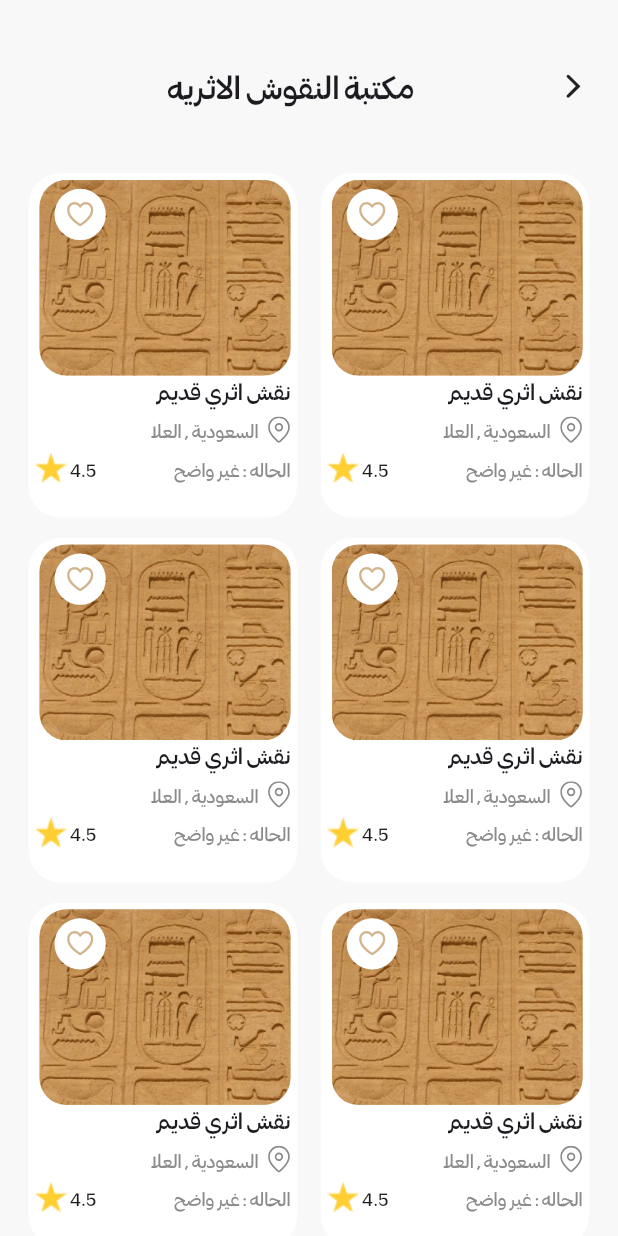
After one commit to Abdelrhman-Badran1/arch_team_power, a Flutter app: the LibraryScreen screen opened by its route, on a phone screen of 412 x 824 dp. The commit adds this screen. Run offline on Flutter 3.47's test engine with Material 3 defaults, Android fonts, the phone set to English and light mode, and no system bars; our stand-ins replace animate_do, carousel_slider, flutter_animate, flutter_rating, flutter_screenutil, flutter_svg and 3 more.

Commit message:
Add LibraryScreen

```diff
--- a/lib/core/routes/app_router.dart
+++ b/lib/core/routes/app_router.dart
@@ -8,6 +8,7 @@ import 'package:arch_team_power/features/comments/presentation/comments_page.dar
 import 'package:arch_team_power/features/details_screen/presentation/screens/details_screen.dart';
 import 'package:arch_team_power/features/layout/presentation/pages/profile/screens/settings_screen.dart';
 import 'package:arch_team_power/features/layout/presentation/pages/profile/screens/subscription_screen.dart';
+import 'package:arch_team_power/features/library/presentation/screens/library_screen.dart';
 import 'package:arch_team_power/features/onboarding_screen/presentation/screens/intro_home_screen.dart';
 import 'package:arch_team_power/features/splash_screen/presentation/screen/splash_screen.dart';
 import 'package:go_router/go_router.dart';
@@ -35,6 +36,7 @@ class AppRouter {
   static const String kVipHallScreen = "/vip_hall_screen";
   static const String kSubscriptionScreen = "/subscriptionscreen";
   static const kComments = '/comments';
+  static const kLibraryScreen = '/LibraryScreen';
 
   static final router = GoRouter(
     routes: [
@@ -97,6 +99,10 @@ class AppRouter {
       ),
 
       GoRoute(path: kComments, builder: (context, state) => CommentsPage()),
+      GoRoute(
+        path: kLibraryScreen,
+        builder: (context, state) => LibraryScreen(),
+      ),
     ],
   );
 }
--- a/lib/features/details_screen/presentation/screens/widget/fav_button.dart
+++ b/lib/core/widgets/custom_fav_button.dart
@@ -2,15 +2,15 @@ import 'package:flutter/cupertino.dart';
 import 'package:flutter/material.dart';
 import 'package:flutter_screenutil/flutter_screenutil.dart';
 
-class FavButton extends StatefulWidget {
-  const FavButton({super.key});
+class CustomFavButton extends StatefulWidget {
+  const CustomFavButton({super.key});
 
   @override
-  State<FavButton> createState() => _FavButtonState();
+  State<CustomFavButton> createState() => _CustomFavButtonState();
 }
 
-class _FavButtonState extends State<FavButton> {
-  bool isActive = true;
+class _CustomFavButtonState extends State<CustomFavButton> {
+  bool isActive = false;
 
   @override
   Widget build(BuildContext context) {
--- a/lib/features/auth_screen/presentation/screens/widget/forgot_password_view_body.dart
+++ b/lib/features/auth_screen/presentation/screens/widget/forgot_password_view_body.dart
@@ -1,7 +1,7 @@
 import 'package:arch_team_power/core/routes/app_router.dart';
 import 'package:arch_team_power/core/utils/app_assets.dart';
 import 'package:arch_team_power/features/auth_screen/presentation/screens/widget/auth_button.dart';
-import 'package:arch_team_power/features/auth_screen/presentation/screens/widget/custom_app_bar.dart';
+import 'package:arch_team_power/core/widgets/custom_app_bar.dart';
 import 'package:arch_team_power/core/widgets/custom_text_field.dart';
 import 'package:arch_team_power/generated/l10n.dart';
 import 'package:flutter/material.dart';
--- a/lib/features/auth_screen/presentation/screens/widget/new_password_view_body.dart
+++ b/lib/features/auth_screen/presentation/screens/widget/new_password_view_body.dart
@@ -1,7 +1,7 @@
 import 'package:arch_team_power/core/utils/app_assets.dart';
 import 'package:arch_team_power/features/auth_screen/presentation/screens/widget/auth_button.dart';
 import 'package:arch_team_power/features/auth_screen/presentation/screens/widget/change_password_dialog.dart';
-import 'package:arch_team_power/features/auth_screen/presentation/screens/widget/custom_app_bar.dart';
+import 'package:arch_team_power/core/widgets/custom_app_bar.dart';
 import 'package:arch_team_power/core/widgets/custom_text_field.dart';
 import 'package:arch_team_power/generated/l10n.dart';
 import 'package:flutter/material.dart';
--- a/lib/features/auth_screen/presentation/screens/widget/otp_view_body.dart
+++ b/lib/features/auth_screen/presentation/screens/widget/otp_view_body.dart
@@ -1,7 +1,7 @@
 import 'package:arch_team_power/core/routes/app_router.dart';
 import 'package:arch_team_power/features/auth_screen/presentation/screens/widget/auth_button.dart';
 import 'package:arch_team_power/features/auth_screen/presentation/screens/widget/count_up_timer.dart';
-import 'package:arch_team_power/features/auth_screen/presentation/screens/widget/custom_app_bar.dart';
+import 'package:arch_team_power/core/widgets/custom_app_bar.dart';
 import 'package:arch_team_power/features/auth_screen/presentation/screens/widget/otp.dart';
 import 'package:arch_team_power/features/auth_screen/presentation/screens/widget/resend_code_widget.dart';
 import 'package:arch_team_power/generated/l10n.dart';
--- a/lib/features/auth_screen/presentation/screens/widget/verify_email_view_body.dart
+++ b/lib/features/auth_screen/presentation/screens/widget/verify_email_view_body.dart
@@ -2,7 +2,7 @@ import 'package:arch_team_power/core/routes/app_router.dart';
 import 'package:arch_team_power/core/theme/app_text_style.dart';
 import 'package:arch_team_power/core/utils/app_assets.dart';
 import 'package:arch_team_power/features/auth_screen/presentation/screens/widget/auth_button.dart';
-import 'package:arch_team_power/features/auth_screen/presentation/screens/widget/custom_app_bar.dart';
+import 'package:arch_team_power/core/widgets/custom_app_bar.dart';
 import 'package:arch_team_power/generated/l10n.dart';
 import 'package:flutter/material.dart';
 import 'package:flutter_screenutil/flutter_screenutil.dart';
--- a/lib/features/details_screen/presentation/screens/widget/details_screen_page_view_and_header.dart
+++ b/lib/features/details_screen/presentation/screens/widget/details_screen_page_view_and_header.dart
@@ -1,5 +1,5 @@
 import 'package:arch_team_power/features/details_screen/presentation/screens/widget/details_page_view.dart';
-import 'package:arch_team_power/features/details_screen/presentation/screens/widget/fav_button.dart';
+import 'package:arch_team_power/core/widgets/custom_fav_button.dart';
 import 'package:flutter/cupertino.dart';
 import 'package:flutter/material.dart';
 import 'package:flutter_screenutil/flutter_screenutil.dart';
@@ -21,7 +21,7 @@ class DetailsScreenPageViewAndHeader extends StatelessWidget {
             mainAxisAlignment: MainAxisAlignment.spaceBetween,
             children: [
               Icon(CupertinoIcons.back, color: Colors.white, size: 23.sp),
-              FavButton(),
+              CustomFavButton(),
             ],
           ),
         ),
--- a/lib/features/layout/presentation/pages/home/screens/home_sceen.dart
+++ b/lib/features/layout/presentation/pages/home/screens/home_sceen.dart
@@ -1,7 +1,9 @@
+import 'package:arch_team_power/core/routes/app_router.dart';
 import 'package:flutter/material.dart';
 import 'package:flutter_screenutil/flutter_screenutil.dart';
 import 'package:flutter_animate/flutter_animate.dart';
 import 'package:flutter_svg/flutter_svg.dart';
+import 'package:go_router/go_router.dart';
 
 import '../../../widget/home_screen_widget/famous_places_list.dart';
 import '../../../widget/home_screen_widget/home_header.dart';
@@ -63,10 +65,14 @@ class HomeSceen extends StatelessWidget {
             /// ====== مكتبة النقوش القديمة ======
             Padding(
               padding: EdgeInsets.symmetric(horizontal: 20.w, vertical: 10.h),
-              child: const SectionTitle(title: "مكتبة النقوش القديمة")
-                  .animate()
-                  .fade(duration: 600.ms)
-                  .slideY(begin: 0.3, duration: 600.ms),
+              child: GestureDetector(
+                onTap: () =>
+                    GoRouter.of(context).push(AppRouter.kLibraryScreen),
+                child: const SectionTitle(title: "مكتبة النقوش القديمة")
+                    .animate()
+                    .fade(duration: 600.ms)
+                    .slideY(begin: 0.3, duration: 600.ms),
+              ),
             ),
             const InscriptionLibraryList()
                 .animate()
--- /dev/null
+++ b/lib/features/library/presentation/screens/library_screen.dart
@@ -0,0 +1,20 @@
+import 'package:arch_team_power/features/library/presentation/screens/widget/library_screen_body.dart';
+import 'package:flutter/material.dart';
+import 'package:flutter_screenutil/flutter_screenutil.dart';
+
+class LibraryScreen extends StatelessWidget {
+  const LibraryScreen({super.key});
+
+  @override
+  Widget build(BuildContext context) {
+    return SafeArea(
+      child: Scaffold(
+        backgroundColor: Color(0xfff9f8f8),
+        body: Padding(
+          padding: EdgeInsets.symmetric(horizontal: 13.86.w),
+          child: LibraryScreenBody(),
+        ),
+      ),
+    );
+  }
+}
--- /dev/null
+++ b/lib/features/library/presentation/screens/widget/library_screen_body.dart
@@ -0,0 +1,31 @@
+import 'package:arch_team_power/core/widgets/custom_app_bar.dart';
+import 'package:arch_team_power/features/library/presentation/screens/widget/library_screen_sliver_grid_view.dart';
+import 'package:flutter/material.dart';
+import 'package:flutter_screenutil/flutter_screenutil.dart';
+
+class LibraryScreenBody extends StatelessWidget {
+  const LibraryScreenBody({super.key});
+
+  @override
+  Widget build(BuildContext context) {
+    return CustomScrollView(
+      slivers: [
+        SliverToBoxAdapter(
+          child: Column(
+            children: [
+              SizedBox(height: 35.h),
+              CustomAppBar(title: 'مكتبة النقوش الاثريه'),
+              SizedBox(height: 35.h),
+              Column(
+                children: [
+                  LibraryScreenSliverGridView(),
+                  SizedBox(height: 55.h),
+                ],
+              ),
+            ],
+          ),
+        ),
+      ],
+    );
+  }
+}
--- /dev/null
+++ b/lib/features/library/presentation/screens/widget/library_screen_item.dart
@@ -0,0 +1,30 @@
+import 'package:arch_team_power/core/widgets/custom_fav_button.dart';
+import 'package:arch_team_power/features/library/presentation/screens/widget/library_screen_item_details.dart';
+import 'package:flutter/material.dart';
+import 'package:flutter_screenutil/flutter_screenutil.dart';
+
+class LibraryScreenItem extends StatelessWidget {
+  const LibraryScreenItem({super.key});
+
+  @override
+  Widget build(BuildContext context) {
+    return Stack(
+      children: [
+        SingleChildScrollView(
+          physics: NeverScrollableScrollPhysics(),
+          clipBehavior: Clip.none,
+          child: Container(
+            width: 141.w,
+            height: 188.h,
+            decoration: BoxDecoration(
+              borderRadius: BorderRadius.circular(17.r),
+              color: Colors.white,
+            ),
+            child: LibraryScreenItemDetails(),
+          ),
+        ),
+        Positioned(left: 13.w, top: 8.5.h, child: CustomFavButton()),
+      ],
+    );
+  }
+}
--- /dev/null
+++ b/lib/features/library/presentation/screens/widget/library_screen_item_details.dart
@@ -0,0 +1,72 @@
+import 'package:arch_team_power/core/theme/app_text_style.dart';
+import 'package:arch_team_power/core/utils/app_assets.dart';
+import 'package:arch_team_power/core/utils/app_icons.dart';
+import 'package:flutter/material.dart';
+import 'package:flutter_screenutil/flutter_screenutil.dart';
+import 'package:flutter_svg/svg.dart';
+
+class LibraryScreenItemDetails extends StatelessWidget {
+  const LibraryScreenItemDetails({super.key});
+
+  @override
+  Widget build(BuildContext context) {
+    return Padding(
+      padding: EdgeInsets.all(4.33),
+      child: Column(
+        mainAxisSize: MainAxisSize.min,
+        crossAxisAlignment: CrossAxisAlignment.start,
+        children: [
+          ClipRRect(
+            borderRadius: BorderRadius.circular(15.r),
+            child: Image.asset(
+              AppAssets.kTestImage7,
+              fit: BoxFit.fill,
+              width: 132.w,
+              height: 107.h,
+            ),
+          ),
+          Text(
+            'نقش اثري قديم',
+            style: AppTextStyles.syleNorsalMedium12(context),
+          ),
+          SizedBox(height: 5.h),
+          Row(
+            children: [
+              SvgPicture.asset(AppIcons.kLocatMarkerIcon),
+              SizedBox(width: 5.w),
+              Text(
+                'السعودية , العلا ',
+                style: AppTextStyles.syleNorsalRegular10(
+                  context,
+                ).copyWith(color: Color(0xFF8A8A8A)),
+              ),
+            ],
+          ),
+          SizedBox(height: 5.h),
+          Row(
+            children: [
+              Text(
+                'الحاله : غير واضح',
+                style: AppTextStyles.syleNorsalRegular10(
+                  context,
+                ).copyWith(color: Color(0xFF8A8A8A)),
+              ),
+              Spacer(),
+              Row(
+                children: [
+                  Text(
+                    '4.5',
+                    style: AppTextStyles.syleNorsalRegular10(context),
+                  ),
+                  SizedBox(width: 2),
+                  Image.asset(AppAssets.kRatingStar),
+                ],
+              ),
+            ],
+          ),
+          SizedBox(height: 8.h),
+        ],
+      ),
+    );
+  }
+}
--- /dev/null
+++ b/lib/features/library/presentation/screens/widget/library_screen_sliver_grid_view.dart
@@ -0,0 +1,23 @@
+import 'package:arch_team_power/features/library/presentation/screens/widget/library_screen_item.dart';
+import 'package:flutter/material.dart';
+import 'package:flutter_screenutil/flutter_screenutil.dart';
+
+class LibraryScreenSliverGridView extends StatelessWidget {
+  const LibraryScreenSliverGridView({super.key});
+
+  @override
+  Widget build(BuildContext context) {
+    return GridView.builder(
+      physics: NeverScrollableScrollPhysics(),
+      shrinkWrap: true,
+      clipBehavior: Clip.none,
+      itemCount: 10,
+      gridDelegate: SliverGridDelegateWithFixedCrossAxisCount(
+        crossAxisCount: 2,
+        mainAxisSpacing: 50.h,
+        crossAxisSpacing: 10.w,
+      ),
+      itemBuilder: (context, index) => Center(child: LibraryScreenItem()),
+    );
+  }
+}
```
Also changed, not shown: lib/core/widgets/custom_app_bar.dart (renamed from lib/features/auth_screen/presentation/screens/widget/custom_app_bar.dart).
